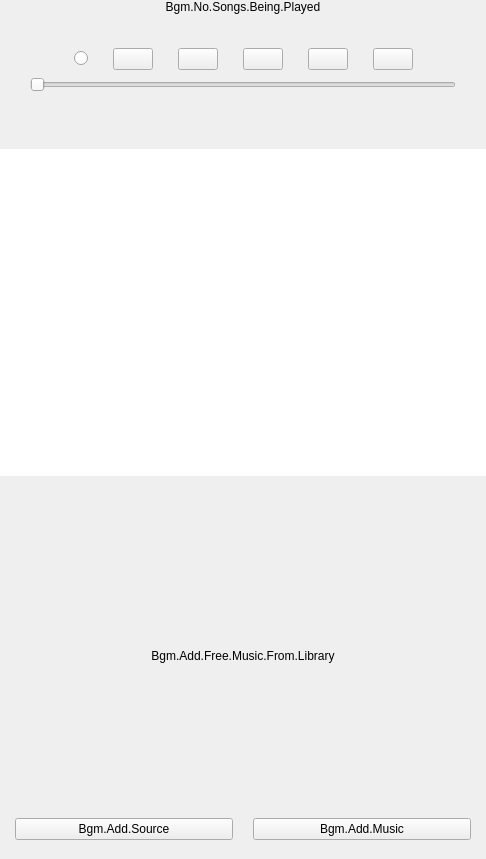
Qt form src/prism-live-studio/PRISMLiveStudio/prism-ui/music/PLSBackgroundMusicView.ui (naver/prism-live-studio) before a commit.
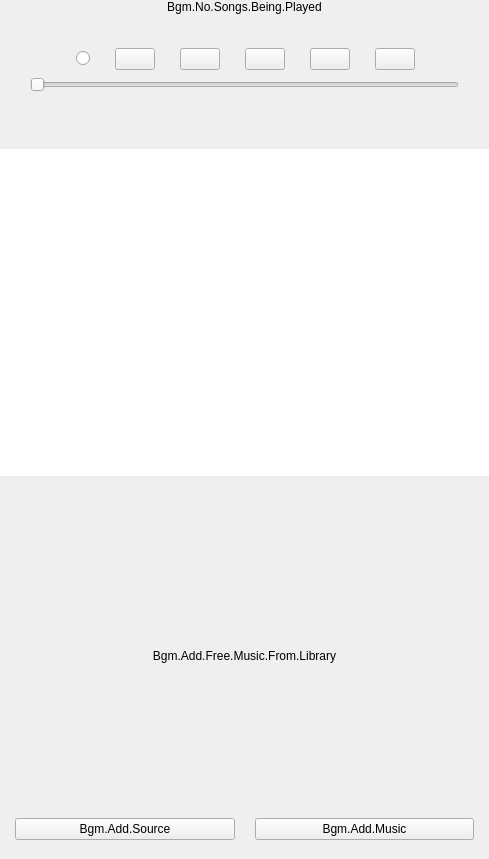
The same form after that commit. Custom widgets are drawn as their Qt base class.

The edit to the form file:
```diff
--- a/src/prism-live-studio/PRISMLiveStudio/prism-ui/music/PLSBackgroundMusicView.ui
+++ b/src/prism-live-studio/PRISMLiveStudio/prism-ui/music/PLSBackgroundMusicView.ui
@@ -6,7 +6,7 @@
    <rect>
     <x>0</x>
     <y>0</y>
-    <width>486</width>
+    <width>489</width>
     <height>859</height>
    </rect>
   </property>
@@ -426,7 +426,7 @@
            <number>0</number>
           </property>
           <property name="sizeConstraint">
-           <enum>QLayout::SetNoConstraint</enum>
+           <enum>QLayout::SetMaximumSize</enum>
           </property>
           <property name="leftMargin">
            <number>0</number>
@@ -483,6 +483,9 @@
           <property name="spacing">
            <number>0</number>
           </property>
+          <property name="sizeConstraint">
+           <enum>QLayout::SetMaximumSize</enum>
+          </property>
           <property name="leftMargin">
            <number>0</number>
           </property>
@@ -771,6 +774,11 @@
    <extends>QSlider</extends>
    <header>media-slider.hpp</header>
   </customwidget>
+  <customwidget>
+   <class>PLSDelayResponseButton</class>
+   <extends>QPushButton</extends>
+   <header>PLSPushButton.h</header>
+  </customwidget>
  </customwidgets>
  <resources/>
  <connections/>
```
Left out of the diff: 38 changed lines with no effect on the pictures.
